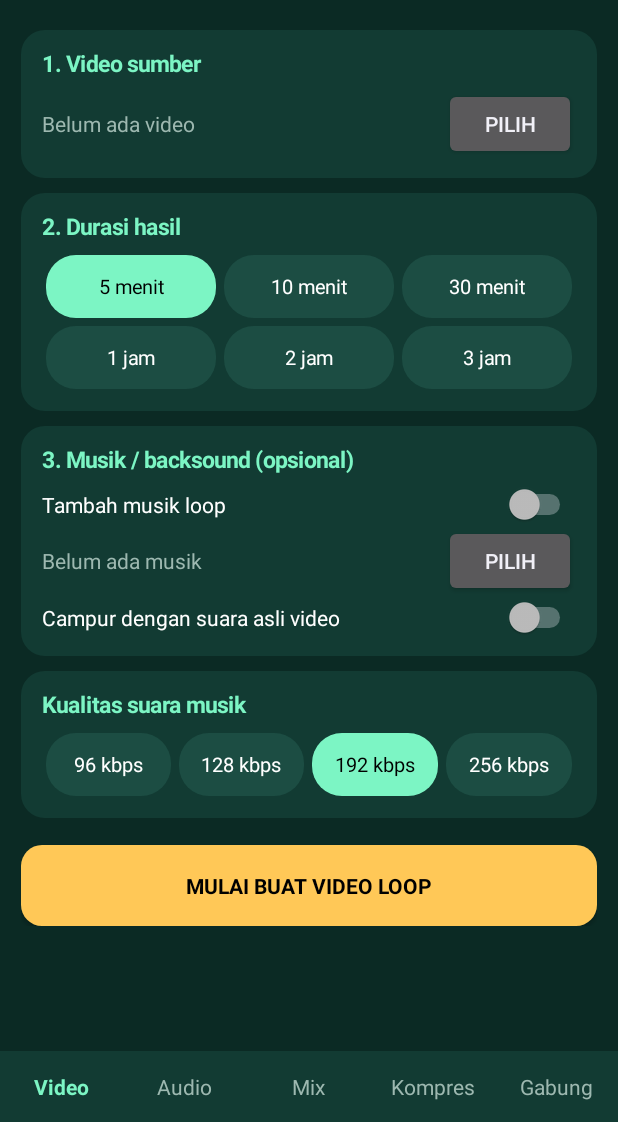
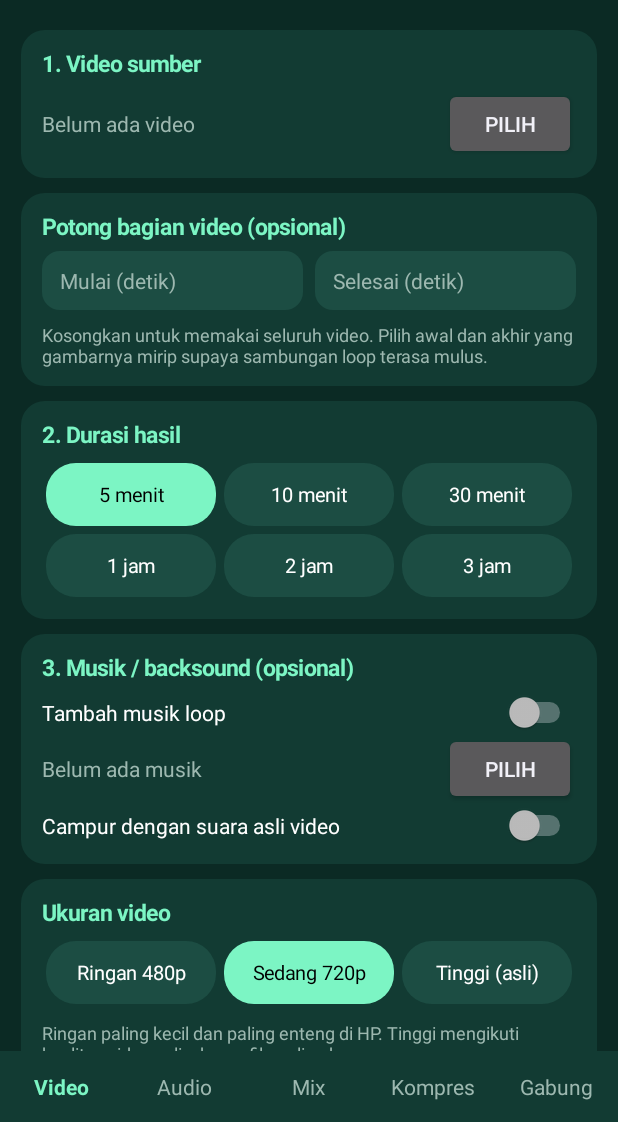
Before and after one commit to putriikaory-byte/Rayo--Loop, an Android app: the screen it shows after launch (MainActivity), on a phone screen of 412 x 824 dp, the part 114-1236 px from its top. Run offline under Robolectric (Android 15) with nearby library versions, the phone set to English and light mode, and no system bars.

Commit message:
Update MainActivity.kt

```diff
--- a/app/src/main/java/com/rayo/loop/MainActivity.kt
+++ b/app/src/main/java/com/rayo/loop/MainActivity.kt
@@ -12,10 +12,12 @@ import android.os.Bundle
 import android.os.Handler
 import android.os.Looper
 import android.provider.OpenableColumns
+import android.text.InputType
 import android.view.Gravity
 import android.view.View
 import android.view.ViewGroup
 import android.widget.Button
+import android.widget.EditText
 import android.widget.FrameLayout
 import android.widget.ImageView
 import android.widget.LinearLayout
@@ -145,8 +147,34 @@ class MainActivity : Activity() {
         var mUri: Uri? = null
         var dIdx = 0
         var kIdx = 2
+        var uIdx = 1
+        val uLabels = listOf("Ringan 480p", "Sedang 720p", "Tinggi (asli)")
+        val uQuality = listOf(1, 2, 0)
+        val uFile = listOf("ringan", "sedang", "tinggi")
+
         val c1 = card(col, "1. Video sumber")
         pickerRow(c1, "video/*", "Belum ada video") { vUri = it }
+
+        val cTrim = card(col, "Potong bagian video (opsional)")
+        val trimRow = LinearLayout(this)
+        trimRow.orientation = LinearLayout.HORIZONTAL
+        val startEt = timeField("Mulai (detik)")
+        val endEt = timeField("Selesai (detik)")
+        val lpA = LinearLayout.LayoutParams(0, WRAP, 1f)
+        lpA.setMargins(0, 0, dp(4), 0)
+        val lpB = LinearLayout.LayoutParams(0, WRAP, 1f)
+        lpB.setMargins(dp(4), 0, 0, 0)
+        trimRow.addView(startEt, lpA)
+        trimRow.addView(endEt, lpB)
+        cTrim.addView(trimRow)
+        val trimNote = TextView(this)
+        trimNote.text = "Kosongkan untuk memakai seluruh video. " +
+            "Pilih awal dan akhir yang gambarnya mirip supaya sambungan loop terasa mulus."
+        trimNote.setTextColor(MUTED)
+        trimNote.textSize = 12f
+        trimNote.setPadding(0, dp(8), 0, 0)
+        cTrim.addView(trimNote)
+
         val c2 = card(col, "2. Durasi hasil")
         choice(c2, durLabels, 0, 3) { dIdx = it }
         val c3 = card(col, "3. Musik / backsound (opsional)")
@@ -159,22 +187,41 @@ class MainActivity : Activity() {
         keep.text = "Campur dengan suara asli video"
         keep.setTextColor(Color.WHITE)
         c3.addView(keep)
+
+        val cSize = card(col, "Ukuran video")
+        choice(cSize, uLabels, 1, 3) { uIdx = it }
+        val sizeNote = TextView(this)
+        sizeNote.text = "Ringan paling kecil dan paling enteng di HP. " +
+            "Tinggi mengikuti kualitas video asli, ukuran file paling besar."
+        sizeNote.setTextColor(MUTED)
+        sizeNote.textSize = 12f
+        sizeNote.setPadding(0, dp(8), 0, 0)
+        cSize.addView(sizeNote)
+
         val c4 = card(col, "Kualitas suara musik")
         choice(c4, q4Labels, 2, 4) { kIdx = it }
         startBtn(col, "MULAI BUAT VIDEO LOOP") {
             val v = vUri
             val m = if (sw.isChecked) mUri else null
+            val sMs = (((startEt.text.toString().trim().toDoubleOrNull()) ?: 0.0) * 1000)
+                .toLong().coerceAtLeast(0L)
+            val eRaw = endEt.text.toString().trim().toDoubleOrNull()
+            val eMs = if (eRaw != null) (eRaw * 1000).toLong() else 0L
             if (v == null) {
                 toast("Pilih video dulu")
             } else if (sw.isChecked && m == null) {
                 toast("Pilih file musiknya")
+            } else if (eMs > 0 && eMs <= sMs) {
+                toast("Waktu selesai harus lebih besar dari waktu mulai")
             } else {
                 start(
                     JobSpec(
                         kind = "video", videoUri = v, audioUri = m,
                         targetMs = durMs[dIdx], audioKbps = q4Vals[kIdx],
                         keepOriginalAudio = keep.isChecked,
-                        label = "video_" + durFile[dIdx]
+                        label = "video_" + durFile[dIdx] + "_" + uFile[uIdx],
+                        trimStartMs = sMs, trimEndMs = eMs,
+                        quality = uQuality[uIdx]
                     )
                 )
             }
@@ -426,6 +473,18 @@ class MainActivity : Activity() {
         return c
     }
 
+    private fun timeField(hint: String): EditText {
+        val e = EditText(this)
+        e.hint = hint
+        e.setHintTextColor(MUTED)
+        e.setTextColor(Color.WHITE)
+        e.textSize = 14f
+        e.inputType = InputType.TYPE_CLASS_NUMBER or InputType.TYPE_NUMBER_FLAG_DECIMAL
+        e.background = rounded(CHIP, 12)
+        e.setPadding(dp(12), dp(10), dp(12), dp(10))
+        return e
+    }
+
     private fun pickerRow(parent: LinearLayout, mime: String, hint: String, onUri: (Uri) -> Unit) {
         val row = LinearLayout(this)
         row.orientation = LinearLayout.HORIZONTAL
```
